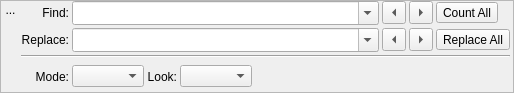
The window that src/Sigil/Form_Files/FindReplace.ui (Sigil-Ebook/Sigil) describes before a commit, drawn with Qt 5.
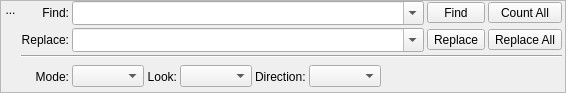
The same window after the commit. Icons and pictures are not drawn.

Commit message: Implement issue 1224: F&R modifications to update layout and add Regex Multiline.

```diff
--- a/src/Sigil/Form_Files/FindReplace.ui
+++ b/src/Sigil/Form_Files/FindReplace.ui
@@ -6,7 +6,7 @@
    <rect>
     <x>0</x>
     <y>0</y>
-    <width>514</width>
+    <width>566</width>
     <height>93</height>
    </rect>
   </property>
@@ -94,7 +94,7 @@
        </layout>
       </item>
       <item>
-       <layout class="QGridLayout" name="gridLayout" columnstretch="0,1,0,0,0">
+       <layout class="QGridLayout" name="gridLayout" columnstretch="0,1,0,0">
         <property name="leftMargin">
          <number>0</number>
         </property>
@@ -134,23 +134,13 @@
          </widget>
         </item>
         <item row="0" column="2">
-         <widget class="QToolButton" name="findPrevious">
-          <property name="toolTip">
-           <string>Find previous</string>
-          </property>
-          <property name="styleSheet">
-           <string notr="true"/>
-          </property>
-          <property name="text">
-           <string>...</string>
-          </property>
-          <property name="arrowType">
-           <enum>Qt::LeftArrow</enum>
-          </property>
-         </widget>
-        </item>
-        <item row="0" column="3">
          <widget class="QToolButton" name="findNext">
+          <property name="sizePolicy">
+           <sizepolicy hsizetype="Expanding" vsizetype="Fixed">
+            <horstretch>0</horstretch>
+            <verstretch>0</verstretch>
+           </sizepolicy>
+          </property>
           <property name="toolTip">
            <string>Find next</string>
           </property>
@@ -158,15 +148,18 @@
            <string notr="true"/>
           </property>
           <property name="text">
-           <string>...</string>
-          </property>
-          <property name="arrowType">
-           <enum>Qt::RightArrow</enum>
+           <string>Find</string>
           </property>
          </widget>
         </item>
-        <item row="0" column="4">
+        <item row="0" column="3">
          <widget class="QToolButton" name="count">
+          <property name="sizePolicy">
+           <sizepolicy hsizetype="Expanding" vsizetype="Fixed">
+            <horstretch>0</horstretch>
+            <verstretch>0</verstretch>
+           </sizepolicy>
+          </property>
           <property name="toolTip">
            <string>Count all matches</string>
           </property>
@@ -205,22 +198,6 @@
          </widget>
         </item>
         <item row="1" column="2">
-         <widget class="QToolButton" name="replacePrevious">
-          <property name="toolTip">
-           <string>Replace previous</string>
-          </property>
-          <property name="styleSheet">
-           <string notr="true"/>
-          </property>
-          <property name="text">
-           <string>...</string>
-          </property>
-          <property name="arrowType">
-           <enum>Qt::LeftArrow</enum>
-          </property>
-         </widget>
-        </item>
-        <item row="1" column="3">
          <widget class="QToolButton" name="replaceNext">
           <property name="toolTip">
            <string>Replace next</string>
@@ -229,14 +206,11 @@
            <string notr="true"/>
           </property>
           <property name="text">
-           <string>...</string>
-          </property>
-          <property name="arrowType">
-           <enum>Qt::RightArrow</enum>
+           <string>Replace</string>
           </property>
          </widget>
         </item>
-        <item row="1" column="4">
+        <item row="1" column="3">
          <widget class="QToolButton" name="replaceAll">
           <property name="toolTip">
            <string>Replace all</string>
@@ -249,7 +223,7 @@
           </property>
          </widget>
         </item>
-        <item row="2" column="0" colspan="5">
+        <item row="2" column="0" colspan="4">
          <widget class="Line" name="line">
           <property name="orientation">
            <enum>Qt::Horizontal</enum>
@@ -266,8 +240,8 @@
           </property>
          </widget>
         </item>
-        <item row="3" column="1" colspan="4">
-         <layout class="QHBoxLayout" name="horizontalLayout" stretch="0,0,0,0,0">
+        <item row="3" column="1" colspan="3">
+         <layout class="QHBoxLayout" name="horizontalLayout" stretch="0,0,0,0,0,0,0">
           <item>
            <widget class="QComboBox" name="cbSearchMode"/>
           </item>
@@ -284,6 +258,16 @@
           <item>
            <widget class="QComboBox" name="cbLookWhere"/>
           </item>
+          <item>
+           <widget class="QLabel" name="label_5">
+            <property name="text">
+             <string>Direction:</string>
+            </property>
+           </widget>
+          </item>
+          <item>
+           <widget class="QComboBox" name="cbSearchDirection"/>
+          </item>
           <item>
            <spacer name="horizontalSpacer">
             <property name="orientation">
```
Left out of the diff: 9 changed lines with no effect on the pictures. The commit also changes 9 other files.
